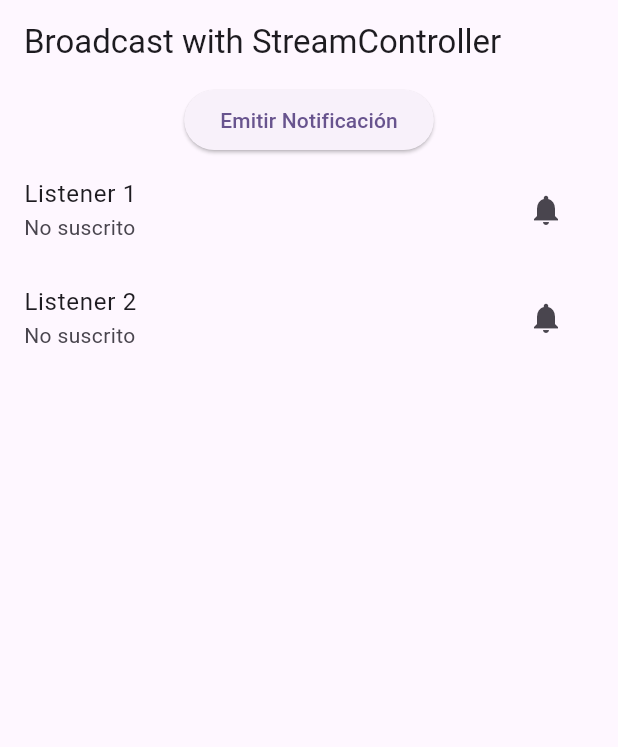
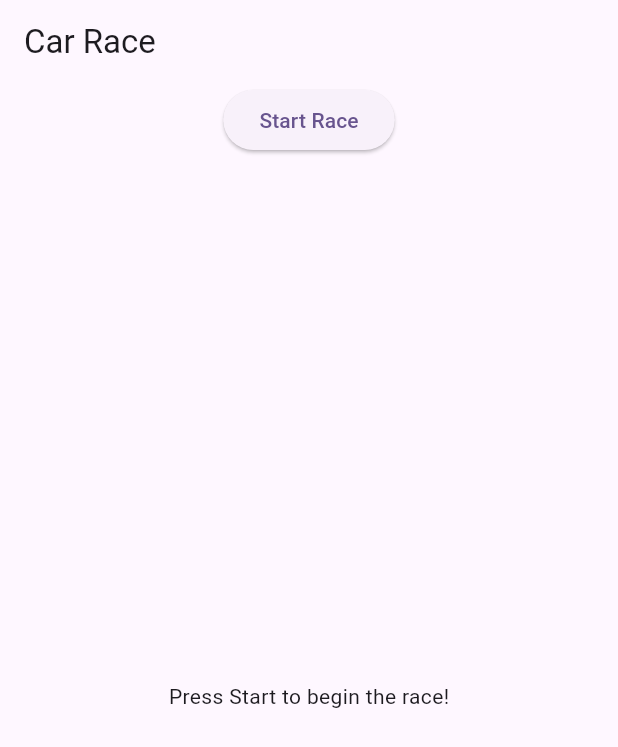
Before and after one commit to adancondori/course_flutter, a Flutter app: the screen it shows after launch, on a phone screen of 412 x 824 dp. Shown: the top 747 px of the screen. Run offline on Flutter 3.47's test engine with Material 3 defaults, Android fonts, the phone set to English and light mode, and no system bars.

Commit message:
add car example broadcast

```diff
--- /dev/null
+++ b/lib/controllers/race_controller.dart
@@ -0,0 +1,59 @@
+import 'dart:async';
+import 'dart:math';
+
+import 'package:course_flutter/models/car.dart';
+
+class RaceController {
+  final List<Car> cars;
+  final StreamController<List<Car>> _raceController =
+      StreamController<List<Car>>.broadcast();
+  final Random _random = Random();
+  bool _raceFinished = false;
+
+  RaceController({required this.cars});
+
+  Stream<List<Car>> get raceStream => _raceController.stream;
+
+  double _width = 0.0;
+
+  void startRace(double width) {
+    _width = width;
+    _raceFinished = false;
+    _resetCarPositions();
+    Timer.periodic(Duration(milliseconds: 200), (timer) {
+      if (_raceFinished) {
+        timer.cancel();
+      } else {
+        _updateCarPositions();
+        _raceController.sink.add(List<Car>.from(cars));
+        _checkRaceStatus();
+      }
+    });
+  }
+
+  void _resetCarPositions() {
+    for (var car in cars) {
+      car.position = 0; // Reinicia la posición de cada auto
+    }
+  }
+
+  void _updateCarPositions() {
+    for (var car in cars) {
+      car.position += _random.nextInt(40); // Avanza el auto una posición random
+    }
+  }
+
+  void _checkRaceStatus() {
+    for (var car in cars) {
+      if (car.position >= _width - 160) {
+        // Suponiendo que 300 es el borde de la pantalla
+        _raceFinished = true;
+        break;
+      }
+    }
+  }
+
+  void dispose() {
+    _raceController.close();
+  }
+}
--- a/lib/main.dart
+++ b/lib/main.dart
@@ -1,6 +1,7 @@
 import 'package:course_flutter/broadcast_example.dart';
 import 'package:course_flutter/home_page.dart';
 import 'package:course_flutter/notification_system.dart';
+import 'package:course_flutter/views/race_screen.dart';
 import 'package:flutter/material.dart';
 
 void main() {
@@ -18,7 +19,7 @@ class MyApp extends StatelessWidget {
         colorScheme: ColorScheme.fromSeed(seedColor: Colors.deepPurple),
         useMaterial3: true,
       ),
-      home: NotificationSystem(),
+      home: RaceScreen(),
     );
   }
 }
--- /dev/null
+++ b/lib/models/car.dart
@@ -0,0 +1,7 @@
+class Car {
+  final int id;
+  final String name;
+  int position;
+
+  Car({required this.id, required this.name, this.position = 0});
+}
--- /dev/null
+++ b/lib/views/race_screen.dart
@@ -0,0 +1,90 @@
+import 'package:course_flutter/controllers/race_controller.dart';
+import 'package:course_flutter/models/car.dart';
+import 'package:flutter/material.dart';
+
+class RaceScreen extends StatefulWidget {
+  const RaceScreen({super.key});
+
+  @override
+  _RaceScreenState createState() => _RaceScreenState();
+}
+
+class _RaceScreenState extends State<RaceScreen> {
+  late RaceController _raceController;
+  final List<Car> _cars = [
+    Car(id: 1, name: 'pegazo'),
+    Car(id: 2, name: 'rayo'),
+  ];
+
+  @override
+  void initState() {
+    super.initState();
+    _raceController = RaceController(cars: _cars);
+  }
+
+  @override
+  void dispose() {
+    _raceController.dispose();
+    super.dispose();
+  }
+
+  void _startRace() {
+    final size = MediaQuery.of(context).size;
+    final width = size.width;
+    _raceController.startRace(width);
+  }
+
+  @override
+  Widget build(BuildContext context) {
+    return Scaffold(
+      appBar: AppBar(
+        title: Text('Car Race'),
+      ),
+      body: Column(
+        children: [
+          ElevatedButton(
+            onPressed: _startRace,
+            child: Text("Start Race"),
+          ),
+          Expanded(
+            child: StreamBuilder<List<Car>>(
+              stream: _raceController.raceStream,
+              builder: (context, snapshot) {
+                if (!snapshot.hasData) {
+                  return const Center(
+                    child: Text('Press Start to begin the race!'),
+                  );
+                }
+
+                final cars = snapshot.data!;
+                return Column(
+                  children: cars.map((car) {
+                    return Padding(
+                      padding: const EdgeInsets.all(8.0),
+                      child: Stack(
+                        children: [
+                          Container(
+                            height: 50,
+                            width: double.infinity,
+                            color: Colors.white,
+                          ),
+                          Positioned(
+                            left: car.position.toDouble(),
+                            child: Image.asset(
+                              'assets/images/${car.name.toLowerCase()}.png', // Suponemos que los nombres de imagen son car1.png, car2.png
+                              height: 50,
+                            ),
+                          ),
+                        ],
+                      ),
+                    );
+                  }).toList(),
+                );
+              },
+            ),
+          ),
+        ],
+      ),
+    );
+  }
+}
--- a/pubspec.yaml
+++ b/pubspec.yaml
@@ -59,8 +59,9 @@ flutter:
   uses-material-design: true
 
   # To add assets to your application, add an assets section, like this:
-  # assets:
-  #   - images/a_dot_burr.jpeg
+  assets:
+    - assets/images/pegazo.png
+    - assets/images/rayo.png
   #   - images/a_dot_ham.jpeg
 
   # An image asset can refer to one or more resolution-specific "variants", see
```
Also changed, not shown: assets/images/pegazo.png (added), assets/images/rayo.png (added), assets/images/torci.png (added).
